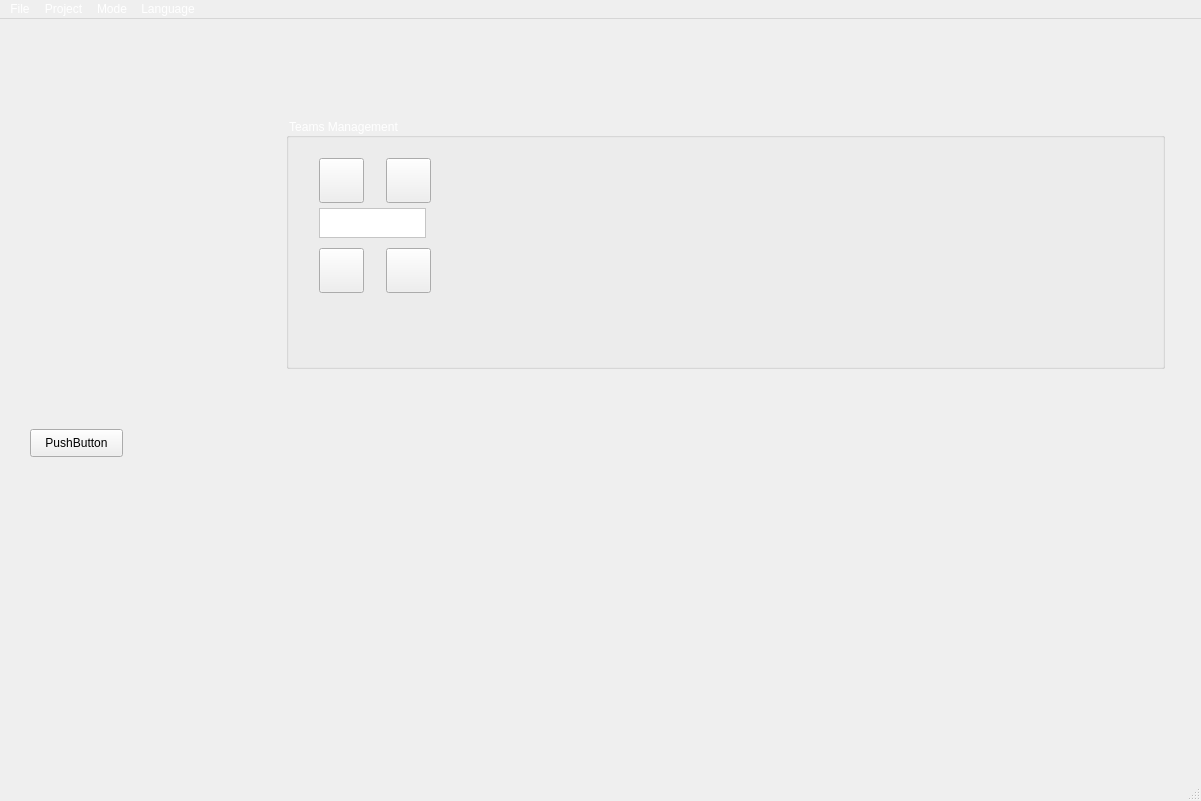
EdoardoGalletti/FantaMonitor, file FantaManager/mainwindow.ui: the form before one commit.
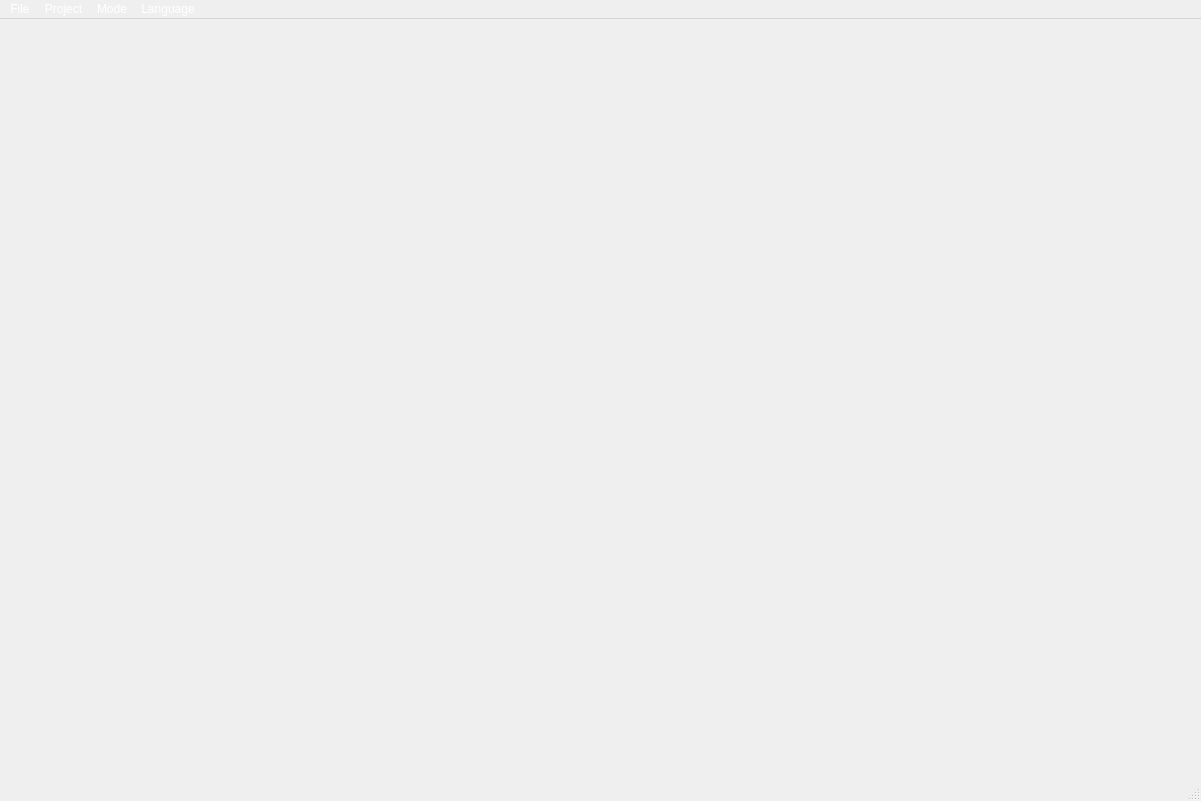
The form after the commit. Icons and pictures are not drawn.

Commit message:
Players Management Panel
Aggiunto il PMP in maniera programmatica. Oltre questo, il TMP è stato eliminato dal form .ui e creato in maniera programmatica.

Diff of the .ui file:
```diff
--- a/FantaManager/mainwindow.ui
+++ b/FantaManager/mainwindow.ui
@@ -32,161 +32,7 @@
 
 </string>
   </property>
-  <widget class="QWidget" name="centralwidget">
-   <widget class="QPushButton" name="testButton">
-    <property name="geometry">
-     <rect>
-      <x>30</x>
-      <y>410</y>
-      <width>93</width>
-      <height>28</height>
-     </rect>
-    </property>
-    <property name="styleSheet">
-     <string notr="true"/>
-    </property>
-    <property name="text">
-     <string>PushButton</string>
-    </property>
-    <property name="icon">
-     <iconset resource="BtnImages.qrc">
-      <normaloff>:/new/img/Resources/BtnImages/Crystal_Project_Messagebox_warning.png</normaloff>:/new/img/Resources/BtnImages/Crystal_Project_Messagebox_warning.png</iconset>
-    </property>
-   </widget>
-   <widget class="QGroupBox" name="groupBox">
-    <property name="geometry">
-     <rect>
-      <x>286</x>
-      <y>99</y>
-      <width>879</width>
-      <height>251</height>
-     </rect>
-    </property>
-    <property name="styleSheet">
-     <string notr="true">color: rgb(255, 255, 255);</string>
-    </property>
-    <property name="title">
-     <string>Teams Management</string>
-    </property>
-    <widget class="QPushButton" name="rmTeamPb">
-     <property name="geometry">
-      <rect>
-       <x>100</x>
-       <y>40</y>
-       <width>45</width>
-       <height>45</height>
-      </rect>
-     </property>
-     <property name="sizePolicy">
-      <sizepolicy hsizetype="Preferred" vsizetype="Preferred">
-       <horstretch>0</horstretch>
-       <verstretch>0</verstretch>
-      </sizepolicy>
-     </property>
-     <property name="styleSheet">
-      <string notr="true"/>
-     </property>
-     <property name="text">
-      <string/>
-     </property>
-    </widget>
-    <widget class="QPushButton" name="addTeamPb">
-     <property name="enabled">
-      <bool>true</bool>
-     </property>
-     <property name="geometry">
-      <rect>
-       <x>33</x>
-       <y>40</y>
-       <width>45</width>
-       <height>45</height>
-      </rect>
-     </property>
-     <property name="sizePolicy">
-      <sizepolicy hsizetype="Preferred" vsizetype="Preferred">
-       <horstretch>0</horstretch>
-       <verstretch>0</verstretch>
-      </sizepolicy>
-     </property>
-     <property name="toolTip">
-      <string>Add a new Team</string>
-     </property>
-     <property name="toolTipDuration">
-      <number>2</number>
-     </property>
-     <property name="autoFillBackground">
-      <bool>false</bool>
-     </property>
-     <property name="styleSheet">
-      <string notr="true">
-</string>
-     </property>
-     <property name="text">
-      <string/>
-     </property>
-    </widget>
-    <widget class="QTextEdit" name="textEdit">
-     <property name="geometry">
-      <rect>
-       <x>33</x>
-       <y>90</y>
-       <width>107</width>
-       <height>30</height>
-      </rect>
-     </property>
-     <property name="sizePolicy">
-      <sizepolicy hsizetype="Fixed" vsizetype="Fixed">
-       <horstretch>0</horstretch>
-       <verstretch>0</verstretch>
-      </sizepolicy>
-     </property>
-     <property name="styleSheet">
-      <string notr="true">background-color: rgb(255, 255, 255);</string>
-     </property>
-    </widget>
-    <widget class="QPushButton" name="expTeamPb">
-     <property name="enabled">
-      <bool>true</bool>
-     </property>
-     <property name="geometry">
-      <rect>
-       <x>100</x>
-       <y>130</y>
-       <width>45</width>
-       <height>45</height>
-      </rect>
-     </property>
-     <property name="sizePolicy">
-      <sizepolicy hsizetype="Preferred" vsizetype="Preferred">
-       <horstretch>0</horstretch>
-       <verstretch>0</verstretch>
-      </sizepolicy>
-     </property>
-    </widget>
-    <widget class="QPushButton" name="modTeamPb">
-     <property name="geometry">
-      <rect>
-       <x>33</x>
-       <y>130</y>
-       <width>45</width>
-       <height>45</height>
-      </rect>
-     </property>
-     <property name="sizePolicy">
-      <sizepolicy hsizetype="Preferred" vsizetype="Preferred">
-       <horstretch>0</horstretch>
-       <verstretch>0</verstretch>
-      </sizepolicy>
-     </property>
-     <property name="styleSheet">
-      <string notr="true"/>
-     </property>
-     <property name="text">
-      <string/>
-     </property>
-    </widget>
-   </widget>
-  </widget>
+  <widget class="QWidget" name="centralwidget"/>
   <widget class="QMenuBar" name="menubar">
    <property name="geometry">
     <rect>
```
Left out of the diff: 4 changed lines with no effect on the pictures. The commit also changes 2 other files.
